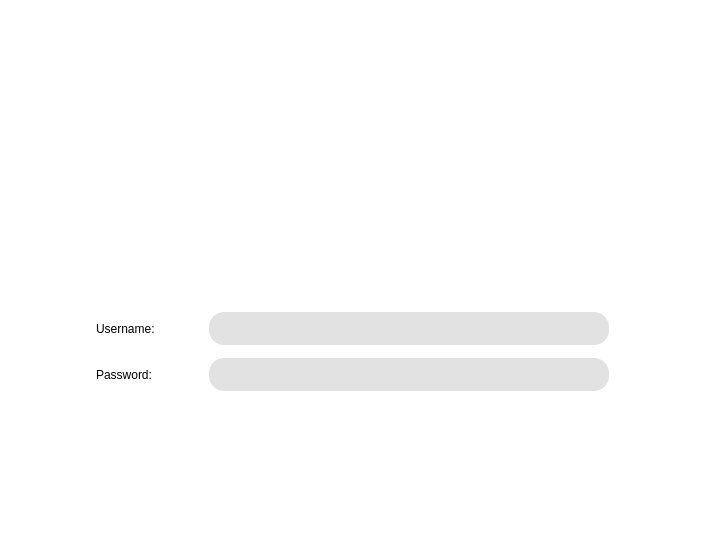
First picture: the form in ui/login_window.ui, repository giosanchez-iit/EventTrack, before the edit.
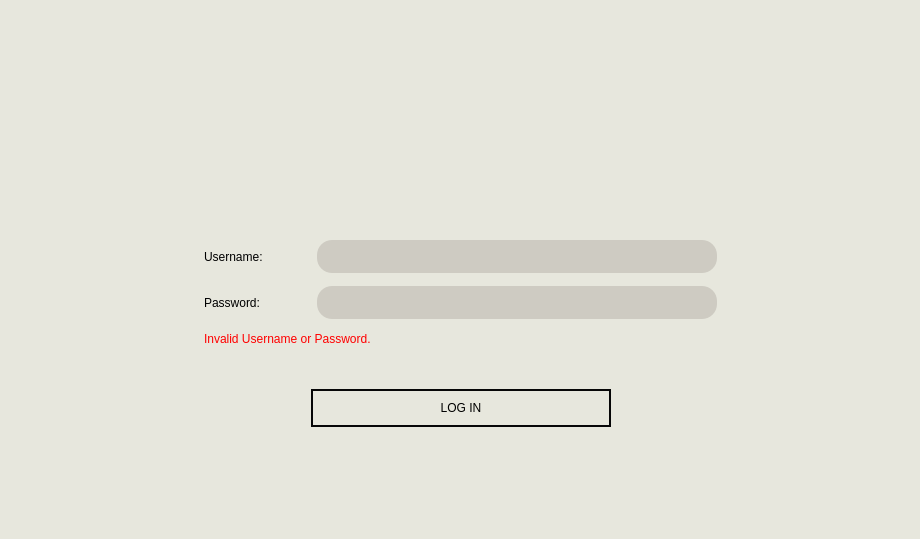
Second picture: the form after the edit. Icons and pictures are not drawn.

The edit to the form file:
```diff
--- a/ui/login_window.ui
+++ b/ui/login_window.ui
@@ -6,7 +6,7 @@
    <rect>
     <x>0</x>
     <y>0</y>
-    <width>705</width>
+    <width>920</width>
     <height>539</height>
    </rect>
   </property>
@@ -14,7 +14,7 @@
    <string>Form</string>
   </property>
   <property name="styleSheet">
-   <string notr="true">background-color: rgb(255, 255, 255);</string>
+   <string notr="true">background-color: rgb(231, 231, 221)</string>
   </property>
   <layout class="QGridLayout" name="gridLayout">
    <item row="0" column="0">
@@ -110,11 +110,11 @@
            </property>
            <property name="styleSheet">
             <string notr="true">QLineEdit {
-    background-color: #e2e2e2;
+    background-color: rgb(206, 203, 194);
     border: 1px solid #fffff;
     border-radius: 15px;
     padding: 5px 20px; /* Adjust indentation */ 
-	font: 12pt &quot;Inter&quot;;
+	font: 16pt &quot;SF Pro Display&quot;;
     font-size: 14px; /* Font size */
 }
 </string>
@@ -157,11 +157,11 @@
            </property>
            <property name="styleSheet">
             <string notr="true">QLineEdit {
-    background-color: #e2e2e2;
+    background-color: rgb(206, 203, 194);
     border: 1px solid #fffff;
     border-radius: 15px;
     padding: 5px 20px; /* Adjust indentation */ 
-	font: 12pt &quot;Inter&quot;;
+	font: 14pt &quot;SF Pro Display&quot;;
     font-size: 14px; /* Font size */
 }
 </string>
@@ -170,6 +170,98 @@
          </item>
         </layout>
        </item>
+       <item>
+        <widget class="QLabel" name="prompt">
+         <property name="toolTip">
+          <string/>
+         </property>
+         <property name="toolTipDuration">
+          <number>5</number>
+         </property>
+         <property name="statusTip">
+          <string/>
+         </property>
+         <property name="styleSheet">
+          <string notr="true">font: 14pt &quot;SF Pro Display&quot;;
+color: rgb(255, 0, 0);</string>
+         </property>
+         <property name="text">
+          <string>Invalid Username or Password.</string>
+         </property>
+        </widget>
+       </item>
+       <item>
+        <layout class="QHBoxLayout" name="horizontalLayout_3">
+         <item>
+          <spacer name="horizontalSpacer_3">
+           <property name="orientation">
+            <enum>Qt::Horizontal</enum>
+           </property>
+           <property name="sizeHint" stdset="0">
+            <size>
+             <width>40</width>
+             <height>20</height>
+            </size>
+           </property>
+          </spacer>
+         </item>
+         <item>
+          <widget class="QPushButton" name="pushButton">
+           <property name="sizePolicy">
+            <sizepolicy hsizetype="Minimum" vsizetype="Minimum">
+             <horstretch>0</horstretch>
+             <verstretch>0</verstretch>
+            </sizepolicy>
+           </property>
+           <property name="minimumSize">
+            <size>
+             <width>300</width>
+             <height>30</height>
+            </size>
+           </property>
+           <property name="maximumSize">
+            <size>
+             <width>300</width>
+             <height>16777215</height>
+            </size>
+           </property>
+           <property name="styleSheet">
+            <string notr="true">QPushButton {
+    background-color: #e7e7dd;
+    border: 2px solid rgb(7, 7, 7);
+    color: black;
+    font: 75 14pt &quot;SF Pro Bold&quot;;
+    border-radius: 20px;
+	margin-top:30px;
+	padding:10px
+}
+
+QPushButton:hover {
+    background-color: rgb(7, 7, 7);
+    color: white;
+}
+</string>
+           </property>
+           <property name="text">
+            <string>LOG IN</string>
+           </property>
+          </widget>
+         </item>
+         <item>
+          <spacer name="horizontalSpacer_4">
+           <property name="orientation">
+            <enum>Qt::Horizontal</enum>
+           </property>
+           <property name="sizeHint" stdset="0">
+            <size>
+             <width>40</width>
+             <height>20</height>
+            </size>
+           </property>
+          </spacer>
+         </item>
+        </layout>
+       </item>
        <item>
         <spacer name="verticalSpacer_2">
          <property name="orientation">
```
Left out of the diff: 20 changed lines with no effect on the pictures.
